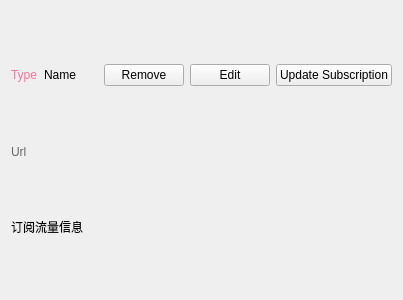
Before: the Qt Designer form ui/widget/GroupItem.ui in MatsuriDayo/nekoray, drawn with Qt 5.
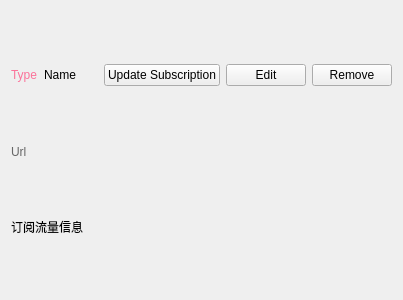
After: the same form once the commit is applied.

```diff
--- a/ui/widget/GroupItem.ui
+++ b/ui/widget/GroupItem.ui
@@ -51,32 +51,6 @@
        </property>
       </widget>
      </item>
-     <item>
-      <widget class="QPushButton" name="remove">
-       <property name="sizePolicy">
-        <sizepolicy hsizetype="Maximum" vsizetype="Fixed">
-         <horstretch>0</horstretch>
-         <verstretch>0</verstretch>
-        </sizepolicy>
-       </property>
-       <property name="text">
-        <string>Remove</string>
-       </property>
-      </widget>
-     </item>
-     <item>
-      <widget class="QPushButton" name="edit">
-       <property name="sizePolicy">
-        <sizepolicy hsizetype="Maximum" vsizetype="Fixed">
-         <horstretch>0</horstretch>
-         <verstretch>0</verstretch>
-        </sizepolicy>
-       </property>
-       <property name="text">
-        <string>Edit</string>
-       </property>
-      </widget>
-     </item>
      <item>
       <widget class="QPushButton" name="update_sub">
        <property name="sizePolicy">
@@ -90,6 +64,32 @@
        </property>
       </widget>
      </item>
+     <item>
+      <widget class="QPushButton" name="edit">
+       <property name="sizePolicy">
+        <sizepolicy hsizetype="Maximum" vsizetype="Fixed">
+         <horstretch>0</horstretch>
+         <verstretch>0</verstretch>
+        </sizepolicy>
+       </property>
+       <property name="text">
+        <string>Edit</string>
+       </property>
+      </widget>
+     </item>
+     <item>
+      <widget class="QPushButton" name="remove">
+       <property name="sizePolicy">
+        <sizepolicy hsizetype="Maximum" vsizetype="Fixed">
+         <horstretch>0</horstretch>
+         <verstretch>0</verstretch>
+        </sizepolicy>
+       </property>
+       <property name="text">
+        <string>Remove</string>
+       </property>
+      </widget>
+     </item>
     </layout>
    </item>
    <item>
```
